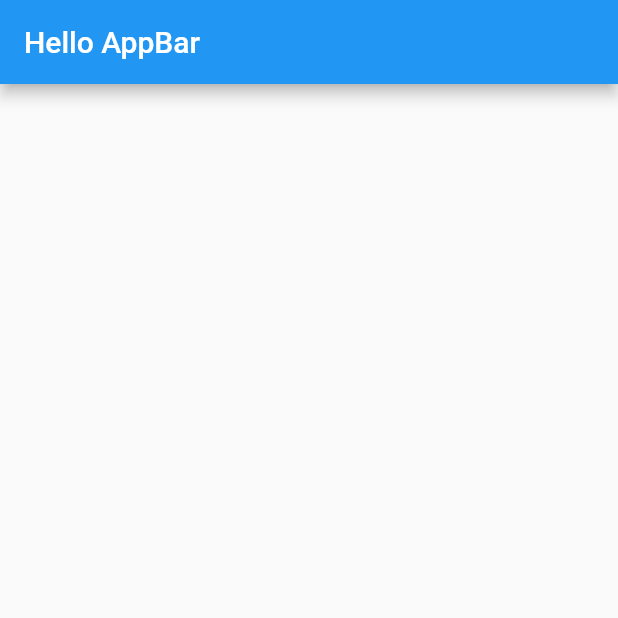
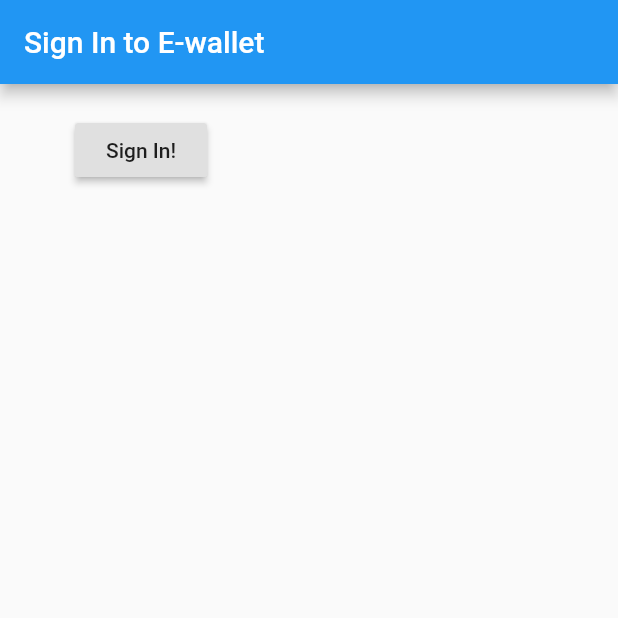
Before and after one commit to ImNeutral/e-wallet, a Flutter app: the screen it shows after launch, on a phone screen of 412 x 824 dp, the top half of it. Run offline on Flutter 3.47's test engine with Material 2 defaults, Android fonts, the phone set to English and light mode, and no system bars; our stand-ins replace cloud_firestore, firebase_auth, firebase_core; accounts and stored records are empty.

Commit message:
Setup Base Sign-in connection to firebase.

```diff
--- a/lib/main.dart
+++ b/lib/main.dart
@@ -1,5 +1,7 @@
 import 'package:e_wallet/models/User.dart';
-import 'package:e_wallet/providers/UserProvider.dart';
+import 'package:e_wallet/services/auth_service.dart';
+import 'package:e_wallet/services/user_service.dart';
+import 'package:e_wallet/widgets/auth/sign_in.dart';
 import 'package:flutter/material.dart';
 import 'package:firebase_core/firebase_core.dart';
 import 'package:cloud_firestore/cloud_firestore.dart';
@@ -8,14 +10,13 @@ import 'package:provider/provider.dart';
 void main() async {
   WidgetsFlutterBinding.ensureInitialized();
   await Firebase.initializeApp();
-  final UserProvider userProvider = new UserProvider();
-
+  final UserProvider userService = new UserProvider();
   // StreamProvider<List<User>>.value(value: userService.streamAllUsers(),);
   // runApp(MyApp());
   runApp(MultiProvider(
     providers: [
       StreamProvider<List<User>>.value(
-        value: userProvider.streamAllUsers(),
+        value: userService.streamAllUsers(),
       ),
     ],
     child: MyApp(),
@@ -27,39 +28,12 @@ class MyApp extends StatelessWidget {
 
   @override
   Widget build(BuildContext context) {
-    var userList = Provider.of<List<User>>(context);
-
     return MaterialApp(
       title: 'Flutter Start',
       theme: ThemeData(
         visualDensity: VisualDensity.adaptivePlatformDensity,
       ),
-      home: Scaffold(
-        appBar: AppBar(title: Text("Hello AppBar")),
-        body: Container(
-          child: ListView(
-            children: <Widget>[
-              for(var item in userList ) Text(item.fullName)
-            ],
-            // [
-              // Text("Hello"),
-              // Text("World"),
-              // RaisedButton(
-              //   child: Text("Button"),
-              //   onPressed: () => {
-              //     showTestData(userList)
-              //   },
-              // ),
-
-              /*StreamProvider<List<User>>.value (
-                  builder: UserService.streamAllUsers,
-                  child: Text("Hello"),
-                )*/
-
-            // ],
-          ),
-        ),
-      ),
+      home: SignIn(),
     );
   }
 
@@ -78,3 +52,14 @@ class MyApp extends StatelessWidget {
   //   });
   // }
 }
+
+/*
+var userList = Provider.of<List<User>>(context);
+Container(
+          child: ListView(
+            children: <Widget>[
+              if(userList != null) for(var item in userList ) Text(item.fullName)
+            ],
+          ),
+        ),
+* */
--- /dev/null
+++ b/lib/widgets/auth/sign_in.dart
@@ -0,0 +1,38 @@
+import 'package:e_wallet/services/auth_service.dart';
+import 'package:flutter/material.dart';
+
+class SignIn extends StatefulWidget {
+
+  @override
+  _SignInState createState() => _SignInState();
+}
+
+class _SignInState extends State<SignIn> {
+  final AuthService authService = new AuthService();
+
+  @override
+  Widget build(BuildContext context) {
+    return Scaffold(
+      appBar: AppBar(
+        title: Text("Sign In to E-wallet"),
+      ),
+      body: Container(
+        padding: EdgeInsets.symmetric(vertical: 20.0, horizontal: 50.0),
+        child: RaisedButton(
+            child: Text("Sign In!"),
+            onPressed: signInUser
+            ),
+      ),
+    );
+  }
+
+  void signInUser() async {
+    dynamic result = await authService.login();
+    if(result == null) {
+      print('error signing in');
+    } else {
+      print('signed in');
+      print(result);
+    }
+  }
+}
--- a/pubspec.yaml
+++ b/pubspec.yaml
@@ -26,6 +26,7 @@ dependencies:
   firebase_core: ^0.5.0
   cloud_firestore: ^0.14.0+2
   provider: ^4.3.2+2
+  firebase_auth: ^0.18.0+1
 
 
   # The following adds the Cupertino Icons font to your application.
```
Also changed, not shown: lib/services/auth_service.dart (added, +17 -0 lines), lib/services/user_service.dart (renamed from lib/providers/UserProvider.dart), pubspec.lock.
